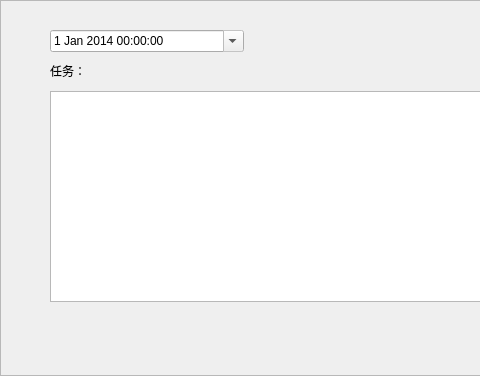
Old version of the form punchout.ui in the repository neverlandgy/teamhelper; both pictures show x 0 to 480 and y 0 to 376 of the 734 by 376 pixel window.
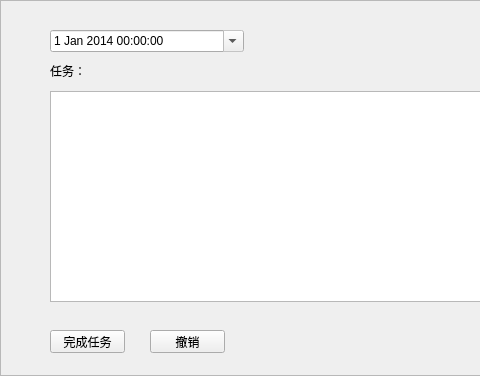
New version of the form.

```diff
--- a/punchout.ui
+++ b/punchout.ui
@@ -98,6 +98,32 @@
     </rect>
    </property>
   </widget>
+  <widget class="QPushButton" name="pushButton_done">
+   <property name="geometry">
+    <rect>
+     <x>50</x>
+     <y>330</y>
+     <width>75</width>
+     <height>23</height>
+    </rect>
+   </property>
+   <property name="text">
+    <string>完成任务</string>
+   </property>
+  </widget>
+  <widget class="QPushButton" name="pushButton_revert">
+   <property name="geometry">
+    <rect>
+     <x>150</x>
+     <y>330</y>
+     <width>75</width>
+     <height>23</height>
+    </rect>
+   </property>
+   <property name="text">
+    <string>撤销</string>
+   </property>
+  </widget>
  </widget>
  <resources/>
  <connections/>
```
